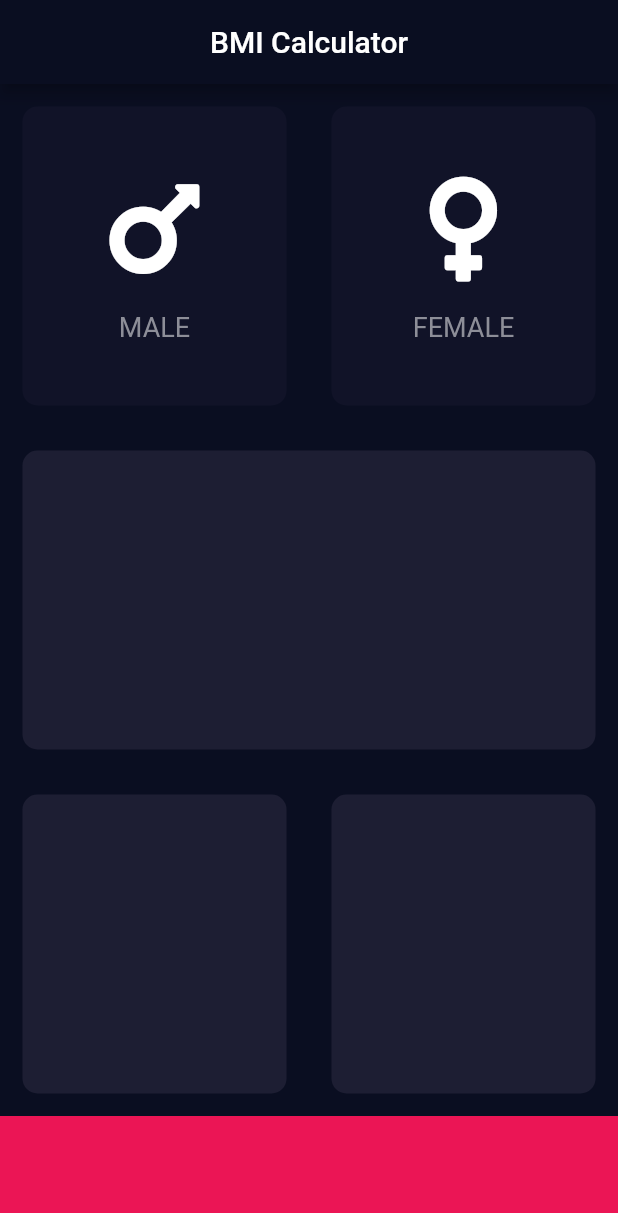
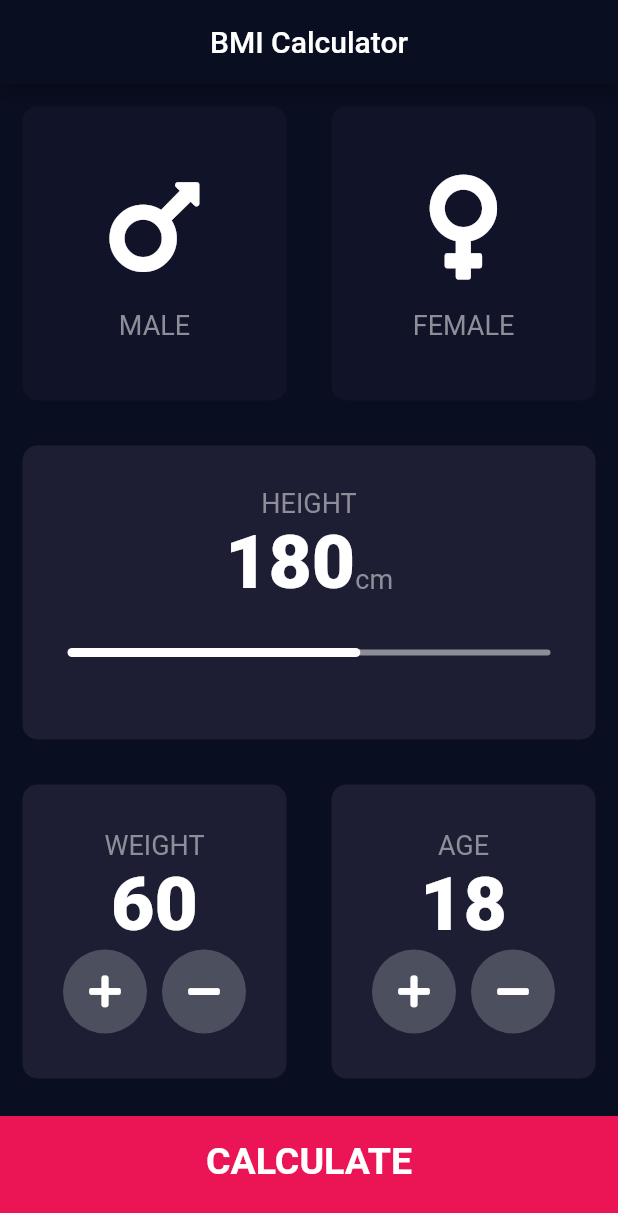
Before and after one commit to Kunal4now/bmi-calculator, a Flutter app: the screen it shows after launch, on a phone screen of 412 x 824 dp. Shown: the top 1213 px of the screen. Run offline on Flutter 3.47's test engine with Material 2 defaults, Android fonts, the phone set to English and light mode, and no system bars; our stand-ins replace font_awesome_flutter.

```diff
--- /dev/null
+++ b/lib/calculator_brain.dart
@@ -0,0 +1,38 @@
+class CalculatorBrain {
+
+  CalculatorBrain({this.height , this.weight});
+
+  final int height;
+  final int weight;
+
+  double _bmi;
+
+  String calculateBMI() {
+    _bmi = weight / ((height / 100) * (height / 100));
+    return _bmi.toStringAsFixed(1);
+  }
+
+  String getResult() {
+    if (_bmi >= 25.0) {
+      return 'Overweight';
+    }
+    else if (_bmi > 18.5) {
+      return 'Normal';
+    }
+    else {
+      return 'Underweight';
+    }
+  }
+
+  String getInterpretations() {
+    if (_bmi >= 25.0) {
+      return 'You have a higher than a normal body weight. Try to exercise more.';
+    }
+    else if (_bmi >= 18.5) {
+      return 'You have a normal body weight. Good Job!';
+    }
+    else {
+      return 'You have lower than normal body weight. You can eat a bit more';
+    }
+  }
+}
--- /dev/null
+++ b/lib/components/bottom_button.dart
@@ -0,0 +1,29 @@
+import 'package:flutter/material.dart';
+import '../constants.dart';
+
+class BottomButton extends StatelessWidget {
+  BottomButton({this.onTap, this.buttonTitle});
+
+  final Function onTap;
+  final String buttonTitle;
+
+  @override
+  Widget build(BuildContext context) {
+    return GestureDetector(
+      onTap: onTap,
+      child: Container(
+        padding: EdgeInsets.only(bottom: 20.0),
+        margin: EdgeInsets.only(top: 10.0),
+        child: Center(
+          child: Text(
+            buttonTitle,
+            style: kLargeButtonTextStyle,
+          ),
+        ),
+        color: kBottomContainerColour,
+        height: kBottomContainerHeight,
+        width: double.infinity,
+      ),
+    );
+  }
+}
--- a/lib/icon_content.dart
+++ b/lib/components/icon_content.dart
@@ -1,9 +1,5 @@
 import 'package:flutter/material.dart';
-
-const labelTextStyle = TextStyle(
-  fontSize: 18.0,
-  color: Color(0xFF8D8E98),
-);
+import 'package:bmi_calculator/constants.dart';
 
 class IconContent extends StatelessWidget {
 
@@ -26,7 +22,7 @@ class IconContent extends StatelessWidget {
         ),
         Text(
           label,
-          style: labelTextStyle,
+          style: kLabelTextStyle,
         ),
       ],
     );
--- /dev/null
+++ b/lib/components/round_icon_button.dart
@@ -0,0 +1,23 @@
+import 'package:flutter/material.dart';
+
+class RoundIconButton extends StatelessWidget {
+  RoundIconButton({this.icon, this.onPressed});
+
+  final IconData icon;
+  final Function onPressed;
+
+  @override
+  Widget build(BuildContext context) {
+    return RawMaterialButton(
+      child: Icon(icon),
+      elevation: 0.0,
+      onPressed: onPressed,
+      constraints: BoxConstraints.tightFor(
+        width: 56.0,
+        height: 56.0,
+      ),
+      shape: CircleBorder(),
+      fillColor: Color(0xFF4C4F5E),
+    );
+  }
+}
--- /dev/null
+++ b/lib/constants.dart
@@ -0,0 +1,41 @@
+import 'package:flutter/material.dart';
+
+const kLabelTextStyle = TextStyle(
+  fontSize: 18.0,
+  color: Color(0xFF8D8E98),
+);
+
+const kNumberTextStyle = TextStyle(
+  fontSize: 50.0,
+  fontWeight: FontWeight.w900,
+);
+
+const kBottomContainerHeight = 80.0;
+const Color kCardColour = Color(0xFF1D1E33);
+const Color kInactiveColor = Color(0xFF111328);
+const Color kBottomContainerColour = Color(0xFFEB1555);
+
+const kLargeButtonTextStyle = TextStyle(
+  fontSize: 25.0,
+  fontWeight: FontWeight.bold,
+);
+
+const kTitleTextStyle = TextStyle(
+  fontSize: 50.0,
+  fontWeight: FontWeight.bold,
+);
+
+const kResultStyle = TextStyle(
+  color: Color(0xFF24D876),
+  fontSize: 22.0,
+  fontWeight: FontWeight.bold,
+);
+
+const kBMITextStyle = TextStyle(
+  fontSize: 100.0,
+  fontWeight: FontWeight.bold,
+);
+
+const kBodyTextStyle = TextStyle(
+  fontSize: 22.0,
+);
--- a/lib/input_page.dart
+++ /dev/null
@@ -1,112 +0,0 @@
-import 'package:flutter/cupertino.dart';
-import 'package:flutter/material.dart';
-import 'package:bmi_calculator/icon_content.dart';
-import 'package:bmi_calculator/reusable_card.dart';
-import 'package:font_awesome_flutter/font_awesome_flutter.dart';
-
-const bottomContainerHeight = 80.0;
-const Color cardColour = Color(0xFF1D1E33);
-const Color inactiveColor = Color(0xFF111328);
-const Color bottomContainerColour = Color(0xFFEB1555);
-
-enum Gender {
-  male,
-  female,
-}
-
-class InputPage extends StatefulWidget {
-  const InputPage({Key key}) : super(key: key);
-
-  @override
-  _InputPageState createState() => _InputPageState();
-}
-
-class _InputPageState extends State<InputPage> {
-  Gender selectedGender;
-
-  @override
-  Widget build(BuildContext context) {
-    return Scaffold(
-      appBar: AppBar(
-        title: Center(
-          child: Text('BMI Calculator'),
-        ),
-      ),
-      body: Column(
-        crossAxisAlignment: CrossAxisAlignment.center,
-        children: <Widget>[
-          Expanded(
-            child: Row(
-              children: <Widget>[
-                Expanded(
-                  child: ReusableCard(
-                    onPress: () {
-                      setState(() {
-                        selectedGender = Gender.male;
-                      });
-                    },
-                    colour: (selectedGender == Gender.male)
-                        ? cardColour
-                        : inactiveColor,
-                    cardChild: IconContent(
-                      icon: FontAwesomeIcons.mars,
-                      label: 'MALE',
-                    ),
-                  ),
-                ),
-                Expanded(
-                  child: ReusableCard(
-                    onPress: () {
-                      setState(() {
-                        selectedGender = Gender.female;
-                      });
-                    },
-                    colour: (selectedGender == Gender.female)
-                        ? cardColour
-                        : inactiveColor,
-                    cardChild: IconContent(
-                      icon: FontAwesomeIcons.venus,
-                      label: 'FEMALE',
-                    ),
-                  ),
-                ),
-              ],
-            ),
-          ),
-          Expanded(
-            child: Row(
-              children: <Widget>[
-                Expanded(
-                  child: ReusableCard(
-                    colour: cardColour,
-                  ),
-                )
-              ],
-            ),
-          ),
-          Expanded(
-            child: Row(
-              children: <Widget>[
-                Expanded(
-                  child: ReusableCard(
-                    colour: cardColour,
-                  ),
-                ),
-                Expanded(
-                  child: ReusableCard(
-                    colour: cardColour,
-                  ),
-                ),
-              ],
-            ),
-          ),
-          Container(
-            color: bottomContainerColour,
-            height: bottomContainerHeight,
-            width: double.infinity,
-          ),
-        ],
-      ),
-    );
-  }
-}
--- a/lib/main.dart
+++ b/lib/main.dart
@@ -1,5 +1,6 @@
+import 'package:bmi_calculator/screens/result_page.dart';
 import 'package:flutter/material.dart';
-import 'package:bmi_calculator/input_page.dart';
+import 'package:bmi_calculator/screens/input_page.dart';
 
 void main() {
   runApp(BMICalculator());
--- /dev/null
+++ b/lib/screens/input_page.dart
@@ -0,0 +1,243 @@
+import 'dart:math';
+
+import 'package:bmi_calculator/screens/result_page.dart';
+import 'package:flutter/cupertino.dart';
+import 'package:flutter/material.dart';
+import 'package:bmi_calculator/components/icon_content.dart';
+import 'package:bmi_calculator/components/reusable_card.dart';
+import 'package:bmi_calculator/constants.dart';
+import 'package:bmi_calculator/components/bottom_button.dart';
+import 'package:bmi_calculator/components/round_icon_button.dart';
+import 'package:bmi_calculator/calculator_brain.dart';
+import 'package:font_awesome_flutter/font_awesome_flutter.dart';
+
+enum Gender {
+  male,
+  female,
+}
+
+class InputPage extends StatefulWidget {
+  const InputPage({Key key}) : super(key: key);
+
+  @override
+  _InputPageState createState() => _InputPageState();
+}
+
+class _InputPageState extends State<InputPage> {
+  Gender selectedGender;
+  int height = 180;
+  int weight = 60;
+  int age = 18;
+
+  @override
+  Widget build(BuildContext context) {
+    return Scaffold(
+      appBar: AppBar(
+        title: Center(
+          child: Text('BMI Calculator'),
+        ),
+      ),
+      body: Column(
+        crossAxisAlignment: CrossAxisAlignment.stretch,
+        children: <Widget>[
+          Expanded(
+            child: Row(
+              children: <Widget>[
+                Expanded(
+                  child: ReusableCard(
+                    onPress: () {
+                      setState(() {
+                        selectedGender = Gender.male;
+                      });
+                    },
+                    colour: (selectedGender == Gender.male)
+                        ? kCardColour
+                        : kInactiveColor,
+                    cardChild: IconContent(
+                      icon: FontAwesomeIcons.mars,
+                      label: 'MALE',
+                    ),
+                  ),
+                ),
+                Expanded(
+                  child: ReusableCard(
+                    onPress: () {
+                      setState(() {
+                        selectedGender = Gender.female;
+                      });
+                    },
+                    colour: (selectedGender == Gender.female)
+                        ? kCardColour
+                        : kInactiveColor,
+                    cardChild: IconContent(
+                      icon: FontAwesomeIcons.venus,
+                      label: 'FEMALE',
+                    ),
+                  ),
+                ),
+              ],
+            ),
+          ),
+          Expanded(
+            child: ReusableCard(
+              cardChild: Column(
+                mainAxisAlignment: MainAxisAlignment.center,
+                children: <Widget>[
+                  Text(
+                    'HEIGHT',
+                    style: kLabelTextStyle,
+                  ),
+                  Row(
+                    mainAxisAlignment: MainAxisAlignment.center,
+                    crossAxisAlignment: CrossAxisAlignment.baseline,
+                    textBaseline: TextBaseline.alphabetic,
+                    children: <Widget>[
+                      Text(
+                        height.toString(),
+                        style: kNumberTextStyle,
+                      ),
+                      Text(
+                        'cm',
+                        style: kLabelTextStyle,
+                      ),
+                    ],
+                  ),
+                  SliderTheme(
+                    data: SliderTheme.of(context).copyWith(
+                      inactiveTrackColor: Color(0xFF8D8E98),
+                      activeTrackColor: Colors.white,
+                      thumbColor: Color(0xFFEB1555),
+                      overlayColor: Color(0x29EB1555),
+                      thumbShape: RoundSliderOverlayShape(overlayRadius: 30.0),
+                      overlayShape:
+                          RoundSliderThumbShape(enabledThumbRadius: 15.0),
+                    ),
+                    child: Slider(
+                      value: height.toDouble(),
+                      min: 120.0,
+                      max: 220.0,
+                      onChanged: (double newvalue) {
+                        setState(() {
+                          height = newvalue.toInt();
+                        });
+                      },
+                    ),
+                  ),
+                ],
+              ),
+              colour: kCardColour,
+            ),
+          ),
+          Expanded(
+            child: Row(
+              children: <Widget>[
+                Expanded(
+                  child: ReusableCard(
+                    cardChild: Column(
+                      mainAxisAlignment: MainAxisAlignment.center,
+                      children: <Widget>[
+                        Text(
+                          'WEIGHT',
+                          style: kLabelTextStyle,
+                        ),
+                        Text(
+                          weight.toString(),
+                          style: kNumberTextStyle,
+                        ),
+                        Row(
+                          mainAxisAlignment: MainAxisAlignment.center,
+                          children: <Widget>[
+                            RoundIconButton(
+                              icon: FontAwesomeIcons.plus,
+                              onPressed: () {
+                                setState(() {
+                                  weight++;
+                                });
+                              },
+                            ),
+                            SizedBox(
+                              width: 10.0,
+                            ),
+                            RoundIconButton(
+                              icon: FontAwesomeIcons.minus,
+                              onPressed: () {
+                                setState(() {
+                                  weight--;
+                                });
+                              },
+                            )
+                          ],
+                        ),
+                      ],
+                    ),
+                    colour: kCardColour,
+                  ),
+                ),
+                Expanded(
+                  child: ReusableCard(
+                    cardChild: Column(
+                      mainAxisAlignment: MainAxisAlignment.center,
+                      children: <Widget>[
+                        Text(
+                          'AGE',
+                          style: kLabelTextStyle,
+                        ),
+                        Text(
+                          age.toString(),
+                          style: kNumberTextStyle,
+                        ),
+                        Row(
+                          mainAxisAlignment: MainAxisAlignment.center,
+                          children: [
+                            RoundIconButton(
+                              icon: FontAwesomeIcons.plus,
+                              onPressed: () {
+                                setState(() {
+                                  age++;
+                                });
+                              },
+                            ),
+                            SizedBox(
+                              width: 10.0,
+                            ),
+                            RoundIconButton(
+                              icon: FontAwesomeIcons.minus,
+                              onPressed: () {
+                                setState(() {
+                                  age--;
+                                  age = max(age, 0);
+                                });
+                              },
+                            )
+                          ],
+                        ),
+                      ],
+                    ),
+                    colour: kCardColour,
+                  ),
+                ),
+              ],
+            ),
+          ),
+          BottomButton(
+            buttonTitle: 'CALCULATE',
+            onTap: () {
+              CalculatorBrain calc =
+                  CalculatorBrain(height: height, weight: weight);
+              Navigator.push(
+                context,
+                MaterialPageRoute(
+                  builder: (context) => Result(
+                    bmiResult: calc.calculateBMI(),
+                    resultText: calc.getResult(),
+                    interpretation: calc.getInterpretations(),
+                  ),
+                ),
+              );
+            },
+          ),
+        ],
+      ),
+    );
+  }
+}
```
Also changed, not shown: lib/screens/result_page.dart (added, +69 -0 lines), lib/components/reusable_card.dart (renamed from lib/reusable_card.dart).
